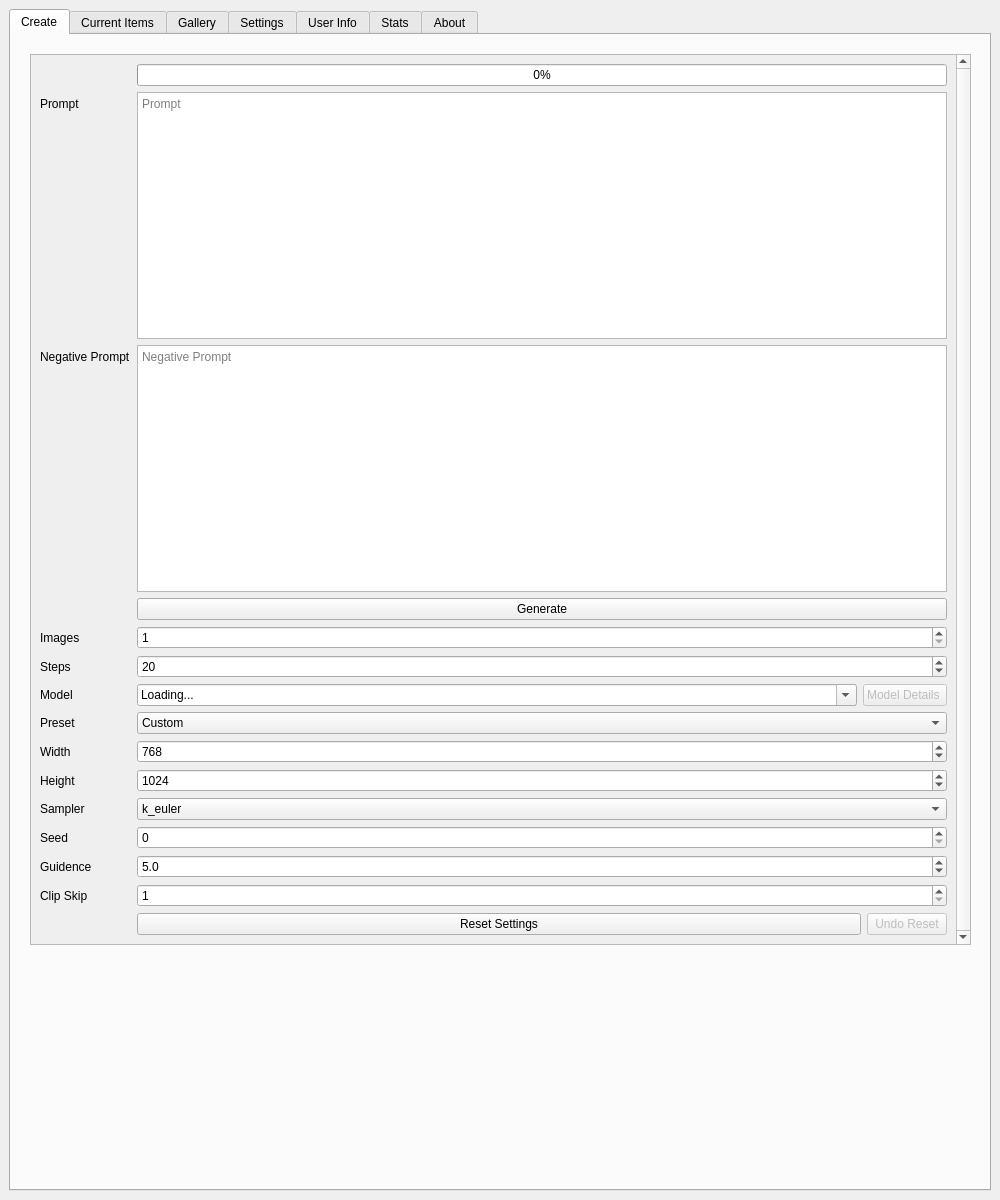
Above: src/hordeqt/form.ui from Unit1208/HordeQT before the change. Below: the same form after it.
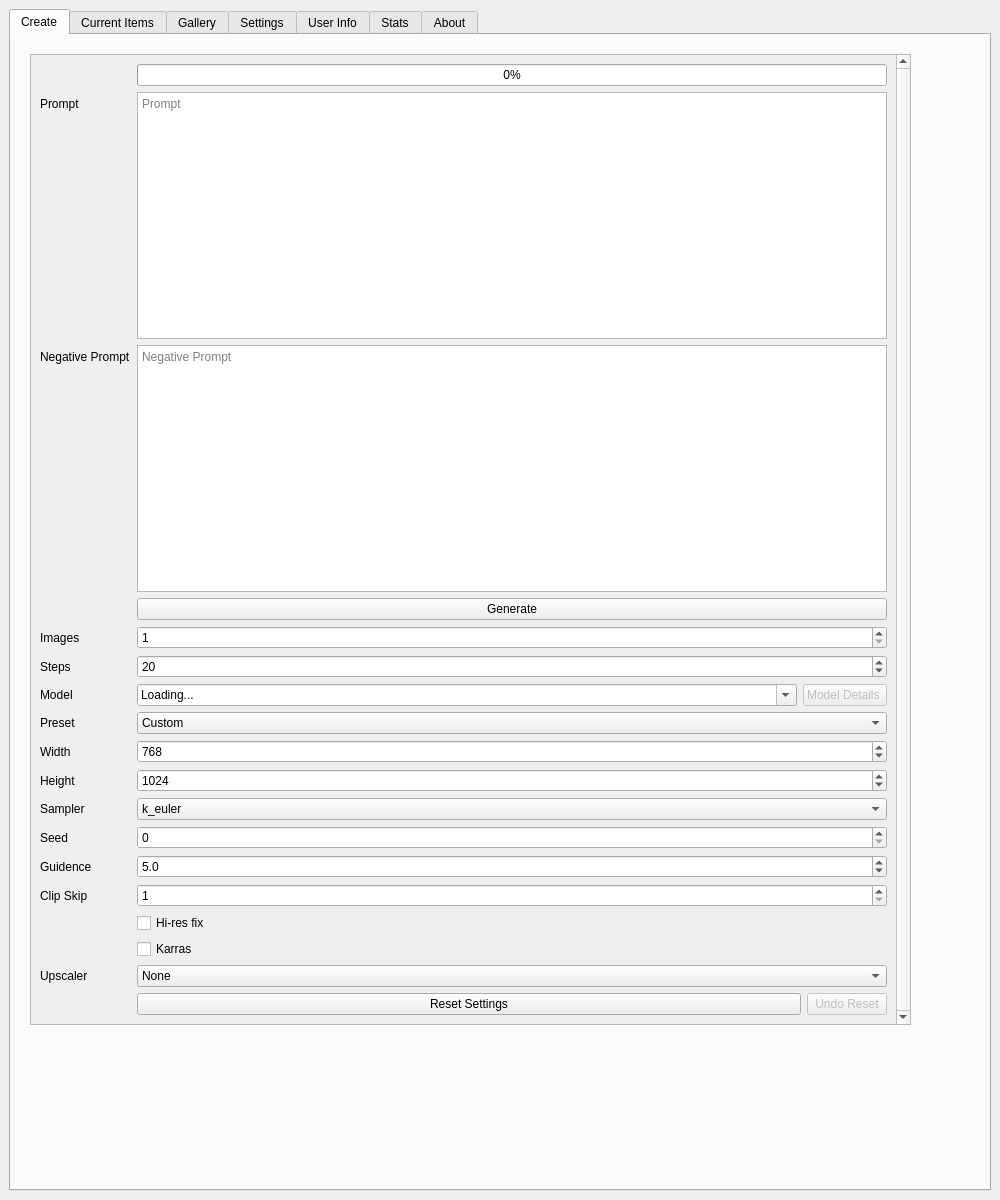
That is the form after the change. Icons and pictures are not drawn.

Commit message: Added hires fix and karras, added ui for upscalers

Diff of the .ui file:
```diff
--- a/src/hordeqt/form.ui
+++ b/src/hordeqt/form.ui
@@ -80,8 +80,8 @@
             <rect>
              <x>10</x>
              <y>10</y>
-             <width>941</width>
-             <height>891</height>
+             <width>881</width>
+             <height>971</height>
             </rect>
            </property>
            <property name="sizePolicy">
@@ -107,8 +107,8 @@
              <rect>
               <x>0</x>
               <y>0</y>
-              <width>925</width>
-              <height>889</height>
+              <width>865</width>
+              <height>979</height>
              </rect>
             </property>
             <property name="sizePolicy">
@@ -515,24 +515,7 @@
                </property>
               </widget>
              </item>
-             <item row="27" column="0">
-              <widget class="QLabel" name="clipSkipLabel">
-               <property name="text">
-                <string>Clip Skip</string>
-               </property>
-              </widget>
-             </item>
-             <item row="27" column="1">
-              <widget class="QSpinBox" name="clipSkipSpinBox">
-               <property name="minimum">
-                <number>1</number>
-               </property>
-               <property name="maximum">
-                <number>12</number>
-               </property>
-              </widget>
-             </item>
-             <item row="28" column="1">
+             <item row="31" column="1">
               <layout class="QHBoxLayout" name="horizontalLayout_7">
                <item>
                 <widget class="QPushButton" name="resetSettingsButton">
@@ -574,6 +557,82 @@
                </item>
               </layout>
              </item>
+             <item row="29" column="1">
+              <layout class="QFormLayout" name="formLayout_4">
+               <item row="0" column="0">
+                <widget class="QCheckBox" name="highResFixCheckBox">
+                 <property name="text">
+                  <string>Hi-res fix</string>
+                 </property>
+                </widget>
+               </item>
+               <item row="1" column="0">
+                <widget class="QCheckBox" name="karrasCheckBox">
+                 <property name="text">
+                  <string>Karras</string>
+                 </property>
+                </widget>
+               </item>
+              </layout>
+             </item>
+             <item row="28" column="0">
+              <widget class="QLabel" name="clipSkipLabel">
+               <property name="text">
+                <string>Clip Skip</string>
+               </property>
+              </widget>
+             </item>
+             <item row="28" column="1">
+              <widget class="QSpinBox" name="clipSkipSpinBox">
+               <property name="minimum">
+                <number>1</number>
+               </property>
+               <property name="maximum">
+                <number>12</number>
+               </property>
+              </widget>
+             </item>
+             <item row="30" column="1">
+              <widget class="QComboBox" name="comboBox">
+               <item>
+                <property name="text">
+                 <string>None</string>
+                </property>
+               </item>
+               <item>
+                <property name="text">
+                 <string>RealESRGAN 2x</string>
+                </property>
+               </item>
+               <item>
+                <property name="text">
+                 <string>RealESRGAN 4x</string>
+                </property>
+               </item>
+               <item>
+                <property name="text">
+                 <string>RealESRGAN 4x Anime</string>
+                </property>
+               </item>
+               <item>
+                <property name="text">
+                 <string>NMKD Siax</string>
+                </property>
+               </item>
+               <item>
+                <property name="text">
+                 <string>Anime 4x</string>
+                </property>
+               </item>
+              </widget>
+             </item>
+             <item row="30" column="0">
+              <widget class="QLabel" name="label">
+               <property name="text">
+                <string>Upscaler</string>
+               </property>
+              </widget>
+             </item>
             </layout>
            </widget>
           </widget>
```
The commit also changes 2 other files.
